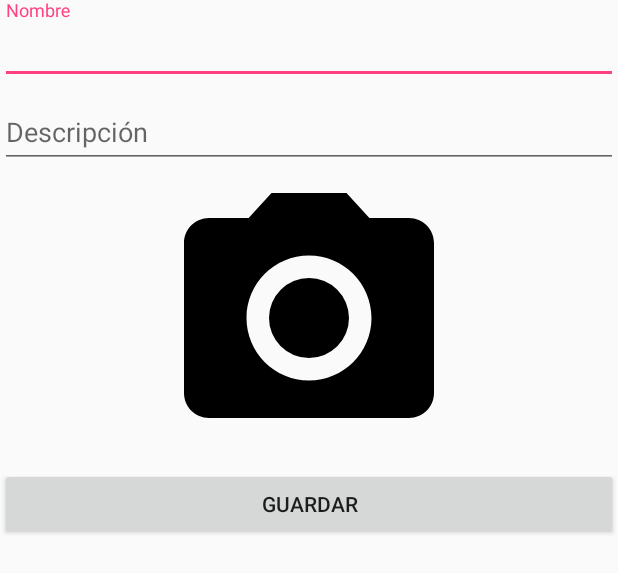
After one commit to carboleda/ProductsApp, an Android app: the layout fragment_product.xml on its own in the app's theme, with its tools: preview values and no code run, on a phone screen of 412 x 824 dp. The commit adds this screen. Shown: the top 573 px of the screen. Run offline under Robolectric (Android 15) with nearby library versions, the phone set to English and light mode, and no system bars.

Commit message:
Clase 11: - Formulario para crear productos - Se adiciona campo image_path y se permite tomar una foto al crear el producto. - Validación de permisos en tiempo de ejecución.

```diff
--- a/app/build.gradle
+++ b/app/build.gradle
@@ -33,11 +33,12 @@ dependencies {
     compile 'com.afollestad.material-dialogs:core:0.9.0.2'
     compile 'com.google.firebase:firebase-messaging:9.6.1'
     compile 'com.android.support:design:24.2.1'
-    testCompile 'junit:junit:4.12'
     compile 'com.google.code.gson:gson:2.7'
     compile 'com.squareup.retrofit2:retrofit:2.1.0'
     compile 'com.squareup.retrofit2:converter-gson:2.1.0'
+    testCompile 'junit:junit:4.12'
 }
 
 
+
 apply plugin: 'com.google.gms.google-services'
--- a/app/src/main/java/co/gdgcali/productosapp/domain/interactor/ProductInteractor.java
+++ b/app/src/main/java/co/gdgcali/productosapp/domain/interactor/ProductInteractor.java
@@ -17,6 +17,8 @@ public interface ProductInteractor {
 
     void update(Product product, Callback callback);
 
+    void createOrUpdate(Product product, Callback callback);
+
     void delete(Product product, Callback callback);
 
     void loadProduct(int id, Callback callback);
--- /dev/null
+++ b/app/src/main/res/layout/fragment_product.xml
@@ -0,0 +1,38 @@
+<LinearLayout xmlns:android="http://schemas.android.com/apk/res/android"
+    xmlns:app="http://schemas.android.com/apk/res-auto"
+    xmlns:tools="http://schemas.android.com/tools"
+    android:layout_width="match_parent"
+    android:layout_height="match_parent"
+    android:orientation="vertical"
+    tools:context="co.gdgcali.productosapp.presentation.view.fragement.ProductFragment">
+
+    <android.support.design.widget.TextInputLayout
+        android:layout_width="match_parent"
+        android:layout_height="wrap_content">
+        <EditText android:id="@+id/etName"
+            android:layout_width="match_parent"
+            android:layout_height="wrap_content"
+            android:hint="Nombre"/>
+    </android.support.design.widget.TextInputLayout>
+
+    <android.support.design.widget.TextInputLayout
+        android:layout_width="match_parent"
+        android:layout_height="wrap_content">
+        <EditText android:id="@+id/etDescription"
+            android:layout_width="match_parent"
+            android:layout_height="wrap_content"
+            android:hint="Descripción"/>
+    </android.support.design.widget.TextInputLayout>
+
+    <ImageView android:id="@+id/ivImage"
+        android:layout_width="200dp"
+        android:layout_height="200dp"
+        app:srcCompat="@drawable/ic_menu_camera"
+        android:layout_gravity="center_horizontal"/>
+
+    <Button android:id="@+id/btnSave"
+        android:layout_width="match_parent"
+        android:layout_height="wrap_content"
+        android:text="Guardar"/>
+
+</LinearLayout>
--- a/app/src/main/res/values/strings.xml
+++ b/app/src/main/res/values/strings.xml
@@ -11,4 +11,6 @@
     <string name="navigation_drawer_close">Close navigation drawer</string>
 
     <string name="action_settings">Settings</string>
+    <string name="save_product_error">Error guardando producto</string>
+    <string name="save_product_success">Producto guardado correctamente</string>
 </resources>
```
Also changed, not shown: app/src/main/AndroidManifest.xml (+9 -0 lines), app/src/main/java/co/gdgcali/productosapp/database/DBHelper.java (+9 -2 lines), app/src/main/java/co/gdgcali/productosapp/domain/interactor/impl/ProductInteractorImpl.java (+25 -0 lines), app/src/main/java/co/gdgcali/productosapp/domain/model/Product.java (+18 -0 lines), app/src/main/java/co/gdgcali/productosapp/presentation/presenter/ProductPresenter.java (added, +49 -0 lines), app/src/main/java/co/gdgcali/productosapp/presentation/view/activity/CheckPermissionActivityManager.java (added, +104 -0 lines), app/src/main/java/co/gdgcali/productosapp/presentation/view/activity/MainActivity.java (+13 -7 lines), app/src/main/java/co/gdgcali/productosapp/presentation/view/fragement/ProductFragment.java (added, +163 -0 lines), app/src/main/java/co/gdgcali/productosapp/utilities/Utils.java (added, +35 -0 lines), 1 other file.
